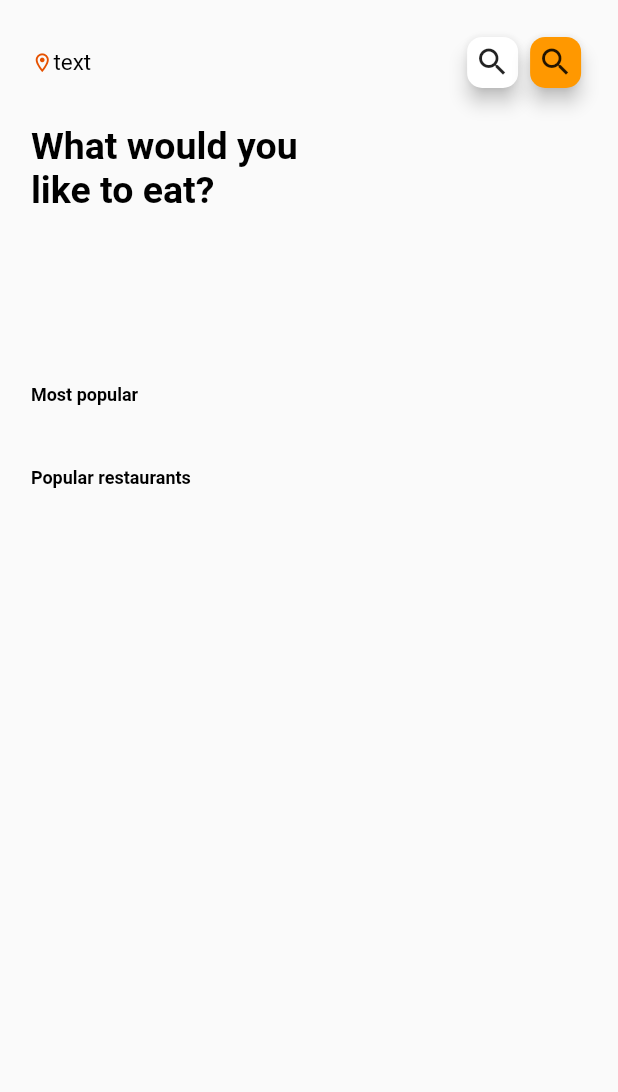
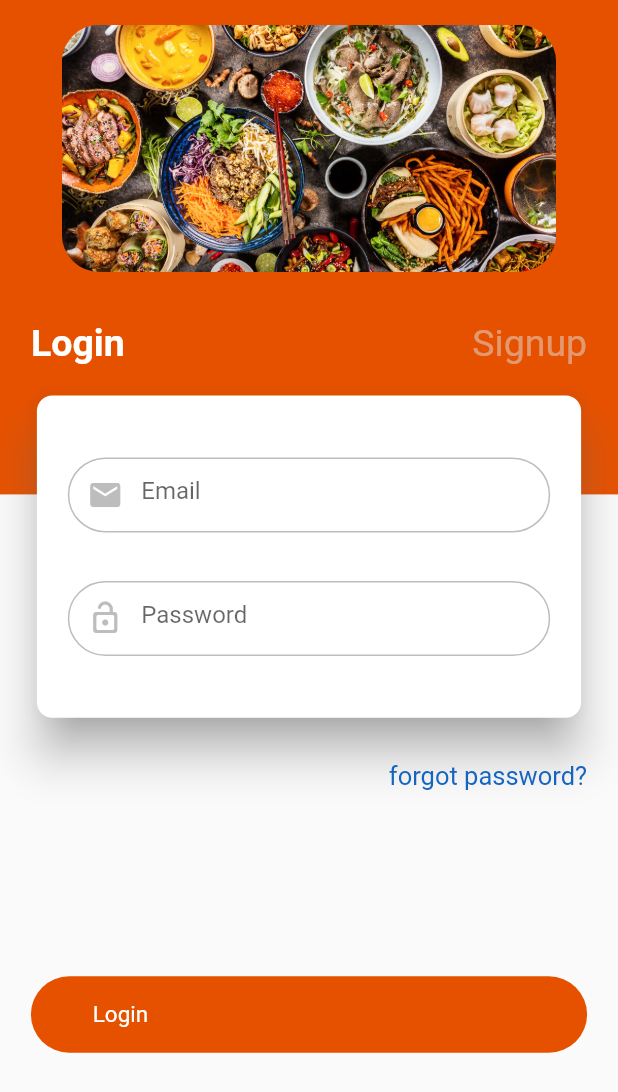
Before and after one commit to estarly07/Dig-in, a Flutter app: the screen it shows after launch, on a phone screen of 412 x 824 dp. Shown: the top 1092 px of the screen. Run offline on Flutter 3.47's test engine with Material 2 defaults, Android fonts, the phone set to English and light mode, and no system bars; our stand-ins replace bloc, dio, flutter_bloc, get_it.

Commit message:
CREATION
- Creation of login and register screen

```diff
--- /dev/null
+++ b/dig_in/lib/presentation/global/widgets/custom_button.dart
@@ -0,0 +1,32 @@
+import 'package:dig_in/presentation/global/widgets/custom_text.dart';
+import 'package:flutter/material.dart';
+
+class CustomButton extends StatelessWidget {
+  final Color color;
+  final Color textColor;
+  final Function onTap;
+  final String text;
+
+  const CustomButton(
+    {Key? key,
+    required this.color,
+    required this.textColor,
+    required this.onTap,
+    required this.text
+  }) : super(key: key);
+
+  @override
+  Widget build(BuildContext context) {
+    final size = MediaQuery.of(context).size;
+    return InkWell(
+      child: Container(
+        padding: EdgeInsets.symmetric(vertical: size.height * 0.02,horizontal: size.width * 0.1),
+        decoration: BoxDecoration(
+          color: color,
+          borderRadius: BorderRadius.circular(size.height)
+        ),
+        child: CustomText(text: text, textColor: textColor, fontSize: 15),
+      )
+    );
+  }
+}
--- /dev/null
+++ b/dig_in/lib/presentation/global/widgets/custom_textfield.dart
@@ -0,0 +1,50 @@
+import 'package:flutter/material.dart';
+
+class CustomTextField extends StatelessWidget {
+  final TextEditingController controller;
+  final TextInputType textType;
+  final String hintText;
+  final bool isPassword;
+  final Icon? suffixIcon;
+  final Icon? prefixIcon;
+  final Color textColor;
+  const CustomTextField({
+    Key? key,
+    required this.textType,
+    required this.controller,
+    required this.hintText,
+    required this.textColor,
+    this.isPassword = false,
+    this.suffixIcon,
+    this.prefixIcon,
+  }) : super(key: key);
+
+  @override
+  Widget build(BuildContext context) {
+    final size = MediaQuery.of(context).size;
+    return Container(
+      decoration: BoxDecoration(
+        border: Border.all(color: textColor),
+        borderRadius: BorderRadius.circular(size.height)
+      ),
+      child: TextField(
+        controller: controller,
+        obscureText: isPassword,
+        keyboardType: textType,
+        textInputAction: TextInputAction.done,
+        autofocus: false,
+        style: TextStyle(
+          color: textColor,
+        ),
+        cursorColor: textColor,
+        maxLines: textType == TextInputType.multiline ? null : 1,
+        decoration: InputDecoration(
+          hintText: hintText,
+          suffixIcon: suffixIcon,
+          prefixIcon: prefixIcon,
+          border: InputBorder.none,
+        ),
+      ),
+    );
+  }
+}
--- a/dig_in/lib/presentation/global/widgets/global_widgets.dart
+++ b/dig_in/lib/presentation/global/widgets/global_widgets.dart
@@ -1,5 +1,7 @@
 export 'package:dig_in/presentation/global/widgets/custom_background_wait.dart';
+export 'package:dig_in/presentation/global/widgets/custom_button.dart';
 export 'package:dig_in/presentation/global/widgets/custom_button_add_substract.dart';
 export 'package:dig_in/presentation/global/widgets/custom_card.dart';
 export 'package:dig_in/presentation/global/widgets/custom_icon_text.dart';
 export 'package:dig_in/presentation/global/widgets/custom_text.dart';
+export 'package:dig_in/presentation/global/widgets/custom_textfield.dart';
--- /dev/null
+++ b/dig_in/lib/presentation/login/ui/screen/login_screen.dart
@@ -0,0 +1,178 @@
+import 'package:dig_in/presentation/global/widgets/global_widgets.dart';
+import 'package:dig_in/presentation/login/ui/widgets/login_widgets.dart';
+import 'package:flutter/material.dart';
+
+class LoginScreen extends StatefulWidget {
+
+  const LoginScreen({Key? key}) : super(key: key);
+
+  @override
+  State<LoginScreen> createState() => _LoginScreenState();
+}
+
+class _LoginScreenState extends State<LoginScreen> {
+  bool showLogin = true;
+
+  @override
+  Widget build(BuildContext context) {
+    final size = MediaQuery.of(context).size;
+    return Scaffold(
+      body: Stack(
+        children: [
+          _Background(size: size),
+          SafeArea(
+            child: Padding(
+              padding: EdgeInsets.symmetric(horizontal: size.width * 0.05),
+              child: ListView(
+                children: [
+                  SizedBox(height: size.height * 0.02,),
+                  Padding(
+                    padding: EdgeInsets.symmetric(horizontal:size.width * 0.05),
+                    child: ClipRRect(
+                      borderRadius: BorderRadius.circular(25),
+                      child: Image.asset(
+                        "assets/images/food.jpg",
+                        fit: BoxFit.cover,
+                        height: size.height * 0.2,
+                      ),
+                    ),
+                  ),
+                  SizedBox(height: size.height * 0.04,),
+                  Row(
+                    mainAxisAlignment: MainAxisAlignment.spaceBetween,
+                    children: [
+                      InkWell(
+                        onTap: () => setState(() {
+                          showLogin = true;
+                        }),
+                        child: CustomText(
+                          text: "Login",
+                          textColor: showLogin? Colors.white : Colors.grey.shade300.withOpacity(0.5),
+                          fontSize: 25,
+                          withBold: true,
+                        ),
+                      ),
+                      InkWell(
+                        onTap: () => setState(() {
+                          showLogin = false;
+                        }),
+                        child: CustomText(
+                          text: "Signup",
+                          textColor:showLogin? Colors.grey.shade300.withOpacity(0.5) : Colors.white,
+                          fontSize: 25,
+                          withBold: !showLogin,
+                        ),
+                      ),
+                    ],
+                  ),
+                  SizedBox(height: size.height * 0.02,),
+                  showLogin?
+                    LoginProvider(
+                      controllerEmail: TextEditingController(),
+                      controllerPass: TextEditingController(),
+                      showPassword: false,
+                      size: size,
+                      child:const Login()) :
+                    RegisterProvider(
+                      controllerEmail: TextEditingController(),
+                      controllerPass: TextEditingController(),
+                      controllerLastname: TextEditingController(),
+                      controllerName: TextEditingController(),
+                      size: size,
+                      child:const Register()),
+                  SizedBox(height: size.height * 0.03,),
+                  Align(
+                    alignment: Alignment.centerRight,
+                    child: CustomText(
+                      text: "forgot password?",
+                      textColor: Colors.blue.shade800,
+                      fontSize: 17,
+                    ),
+                  ),
+                  SizedBox(height: size.height * 0.15,),
+                  CustomButton(
+                    color: Colors.orange.shade900,
+                    onTap: (){},
+                    text: "Login",
+                    textColor: Colors.white,
+                  )
+                ],
+              ),
+            ),
+          )
+        ],
+      ),
+    );
+  }
+}
+
+class _Background extends StatelessWidget {
+  const _Background({
+    Key? key,
+    required this.size,
+  }) : super(key: key);
+
+  final Size size;
+
+  @override
+  Widget build(BuildContext context) {
+    return Column(
+      children: [
+        Container(
+          height: size.height * 0.4,
+          color: Colors.orange.shade900,
+        )
+      ],
+    );
+  }
+}
+class LoginProvider extends InheritedWidget {
+  final TextEditingController controllerEmail;
+  final TextEditingController controllerPass;
+  final bool showPassword;
+  final Size size;
+
+  LoginProvider({
+    required this.controllerEmail,
+    required this.controllerPass,
+    required this.size,
+    this.showPassword = false,
+    required Widget child,
+    Key? key
+  }) : super(child: child,key: key);
+
+  @override
+  bool updateShouldNotify(LoginProvider oldWidget) {
+    return true;
+  }
+  static LoginProvider of(BuildContext context)
+    => context.dependOnInheritedWidgetOfExactType<LoginProvider>()!;
+
+}
+class RegisterProvider extends InheritedWidget {
+  final TextEditingController controllerEmail;
+  final TextEditingController controllerPass;
+  final TextEditingController controllerName;
+  final TextEditingController controllerLastname;
+  final bool showPassword;
+  final Size size;
+
+  RegisterProvider({
+    required this.controllerEmail,
+    required this.controllerPass,
+    required this.controllerName,
+    required this.controllerLastname,
+    required this.size,
+    this.showPassword = false,
+    required Widget child,
+    Key? key
+  }) : super(child: child,key: key);
+
+  @override
+  bool updateShouldNotify(RegisterProvider oldWidget) {
+    return true;
+  }
+  static RegisterProvider of(BuildContext context)
+    => context.dependOnInheritedWidgetOfExactType<RegisterProvider>()!;
+
+}
--- /dev/null
+++ b/dig_in/lib/presentation/login/ui/widgets/login.dart
@@ -0,0 +1,44 @@
+import 'package:dig_in/presentation/global/widgets/global_widgets.dart';
+import 'package:dig_in/presentation/login/ui/screen/login_screen.dart';
+import 'package:flutter/material.dart';
+
+class Login extends StatelessWidget {
+  const Login({Key? key,}) : super(key: key);
+
+  @override
+  Widget build(BuildContext context) {
+    return CustomCard(
+        widget: Padding(
+          padding: EdgeInsets.symmetric(
+            horizontal: LoginProvider.of(context).size.width *0.05,
+            vertical: LoginProvider.of(context).size.height * 0.05
+          ),
+          child: Wrap(
+            children: [
+              CustomTextField(
+                textType: TextInputType.emailAddress,
+                controller: LoginProvider.of(context).controllerEmail,
+                hintText: "Email",
+                prefixIcon: Icon(Icons.email,color: Colors.grey.shade400,),
+                textColor: Colors.grey.shade400,
+
+              ),
+              SizedBox(height: LoginProvider.of(context).size.height * 0.1,),
+              CustomTextField(
+                textType: TextInputType.emailAddress,
+                controller: LoginProvider.of(context).controllerPass,
+                hintText: "Password",
+                textColor:Colors.grey.shade400,
+                isPassword: true,
+                prefixIcon: Icon(Icons.lock_open_rounded,color: Colors.grey.shade400,),
+              )
+
+            ],
+          ),
+        ),
+        shadowColor: Colors.grey,
+        elevation: 13,
+        backgroundColor: Colors.white,
+        cornerRadius: LoginProvider.of(context).size.width * 0.025);
+  }
+}
--- /dev/null
+++ b/dig_in/lib/presentation/login/ui/widgets/login_widgets.dart
@@ -0,0 +1,2 @@
+export 'package:dig_in/presentation/login/ui/widgets/login.dart';
+export 'package:dig_in/presentation/login/ui/widgets/register.dart';
--- /dev/null
+++ b/dig_in/lib/presentation/login/ui/widgets/register.dart
@@ -0,0 +1,59 @@
+import 'package:dig_in/presentation/global/widgets/global_widgets.dart';
+import 'package:dig_in/presentation/login/ui/screen/login_screen.dart';
+import 'package:flutter/material.dart';
+
+class Register extends StatelessWidget {
+  const Register({Key? key}) : super(key: key);
+
+  @override
+  Widget build(BuildContext context) {
+    final registerProvider = RegisterProvider.of(context);
+    return CustomCard(
+        widget: Padding(
+          padding: EdgeInsets.symmetric(
+            horizontal: registerProvider.size.width *0.05,
+            vertical: registerProvider.size.height * 0.05
+          ),
+          child: Wrap(
+            children: [
+              CustomTextField(
+                textType: TextInputType.emailAddress,
+                controller: registerProvider.controllerName,
+                hintText: "Names",
+                textColor: Colors.grey.shade300,
+                prefixIcon: Icon(Icons.person,color: Colors.grey.shade300,),
+              ),
+              SizedBox(height: registerProvider.size.height * 0.1,),
+              CustomTextField(
+                textType: TextInputType.emailAddress,
+                controller: registerProvider.controllerLastname,
+                hintText: "Last names",
+                textColor: Colors.grey.shade300,
+                prefixIcon: Icon(Icons.person,color: Colors.grey.shade300,),
+              ),
+              SizedBox(height: registerProvider.size.height * 0.1,),
+              CustomTextField(
+                textType: TextInputType.emailAddress,
+                controller: registerProvider.controllerEmail,
+                hintText: "Email",
+                textColor: Colors.grey.shade300,
+                prefixIcon: Icon(Icons.email,color: Colors.grey.shade300,),
+              ),
+              SizedBox(height: registerProvider.size.height * 0.1,),
+              CustomTextField(
+                textType: TextInputType.emailAddress,
+                controller: registerProvider.controllerPass,
+                hintText: "Password",
+                textColor: Colors.grey.shade300,
+                prefixIcon: Icon(Icons.lock_open_outlined,color: Colors.grey.shade300,),
+              ),
+            ],
+          ),
+        ),
+        shadowColor: Colors.grey,
+        elevation: 13,
+        backgroundColor: Colors.white,
+        cornerRadius: registerProvider.size.width * 0.025,
+      );
+  }
+}
--- a/dig_in/lib/presentation/main/MyApp.dart
+++ b/dig_in/lib/presentation/main/MyApp.dart
@@ -23,7 +23,7 @@ class MyApp extends StatelessWidget {
       ],
       child: MaterialApp(
         routes: routes(),
-        initialRoute: initialRoute(true),
+        initialRoute: initialRoute(false),
       ),
     );
   }
--- a/dig_in/lib/presentation/routes.dart
+++ b/dig_in/lib/presentation/routes.dart
@@ -1,21 +1,25 @@
+
+import 'package:dig_in/presentation/login/ui/screen/login_screen.dart';
 import 'package:dig_in/presentation/screens.dart';
 import 'package:flutter/cupertino.dart';
 
 Map<String,WidgetBuilder> routes(){
   return  <String,WidgetBuilder>{
     Screens.home :(context) => const HomeScreen(),
-    Screens.food :(context) => const FoodScreen()
+    Screens.food :(context) => const FoodScreen(),
+    Screens.login:(context) => const LoginScreen()
   };
 }
 
 String initialRoute(bool isSing){
-  return isSing? Screens.home : "";
+  return isSing? Screens.home : Screens.login;
 }
 
 class Screens {
   //Pages
   static const String home = "Home";
   static const String food = "food";
+  static const String login= "login";
 
   static navigationTo({
     required BuildContext context,
```
Also changed, not shown: dig_in/assets/images/food.jpg (added).
